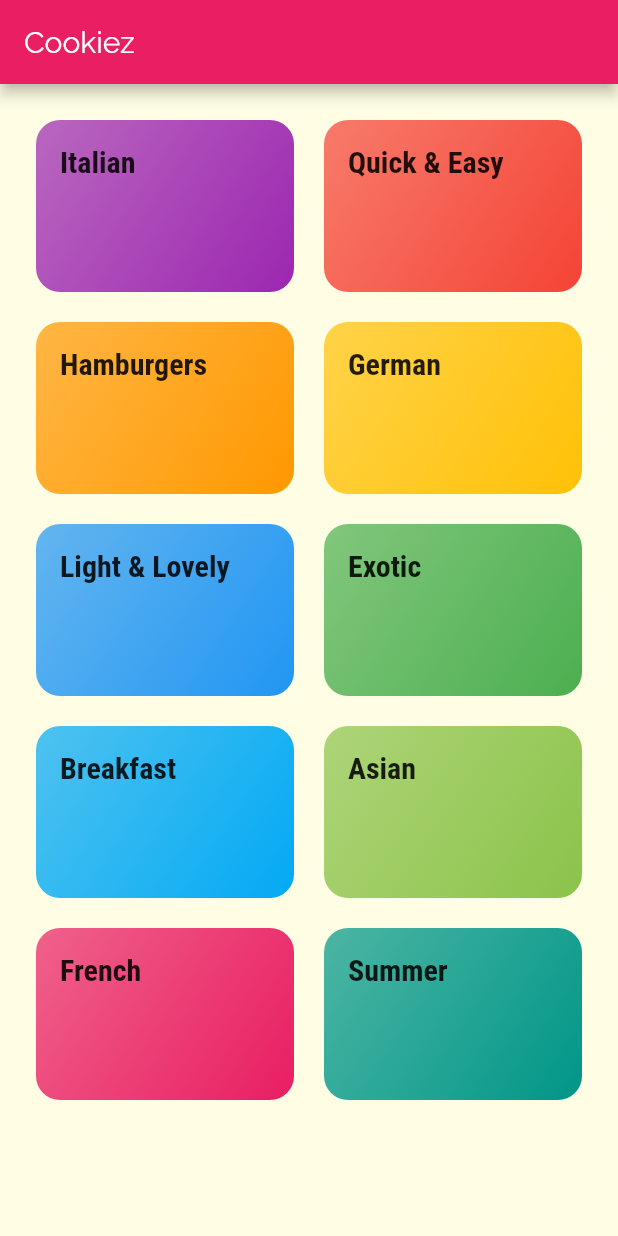
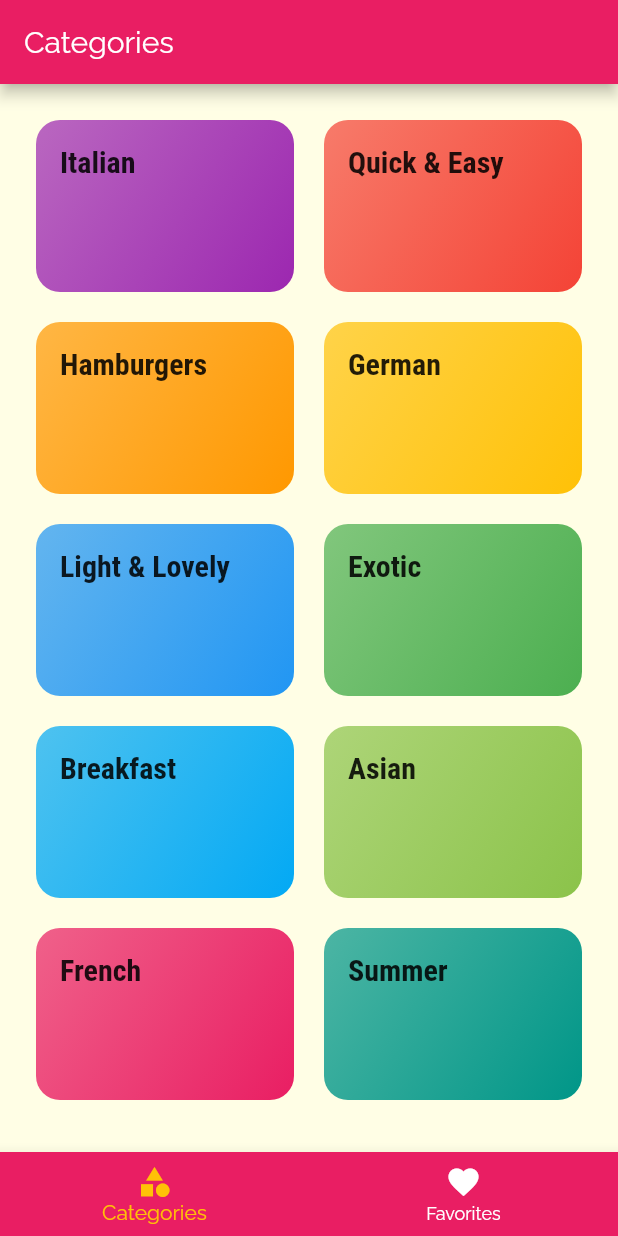
Before and after one commit to htqtung/flutter_cooking_recipe, a Flutter app: the screen it shows after launch, on a phone screen of 412 x 824 dp. Run offline on Flutter 3.47's test engine with Material 2 defaults, Android fonts, the phone set to English and light mode, and no system bars.

```diff
--- a/lib/main.dart
+++ b/lib/main.dart
@@ -1,8 +1,8 @@
 import 'package:flutter/material.dart';
 
+import './screens/tabs_screen.dart';
 import './screens/meal_detail.dart';
 import './screens/category_meals.dart';
-import './screens/categories.dart';
 
 void main() {
   runApp(MyApp());
@@ -36,7 +36,7 @@ class MyApp extends StatelessWidget {
       // home: CategoriesScreen(),
       initialRoute: '/',
       routes: {
-        '/': (ctx) => CategoriesScreen(),
+        '/': (ctx) => TabsScreen(),
         CategoryMealsScreen.routeName: (ctx) => CategoryMealsScreen(),
         MealDetailScreen.routeName: (ctx) => MealDetailScreen(),
       },
--- a/lib/screens/categories.dart
+++ b/lib/screens/categories.dart
@@ -6,11 +6,7 @@ import '../widgets/category_item.dart';
 class CategoriesScreen extends StatelessWidget {
   @override
   Widget build(BuildContext context) {
-    return Scaffold(
-      appBar: AppBar(
-        title: const Text('Cookiez'),
-      ),
-      body: GridView(
+    return GridView(
       padding: const EdgeInsets.all(24),
       children: DUMMY_CATEGORIES
           .map(
@@ -26,7 +22,6 @@ class CategoriesScreen extends StatelessWidget {
           childAspectRatio: 3 / 2,
           crossAxisSpacing: 20,
           mainAxisSpacing: 20),
-      ),
     );
   }
 }
--- /dev/null
+++ b/lib/screens/favorites.dart
@@ -0,0 +1,10 @@
+import 'package:flutter/material.dart';
+
+class FavoritesScreen extends StatelessWidget {
+  @override
+  Widget build(BuildContext context) {
+    return Container(
+      child: Text('Favorite')
+    );
+  }
+}
--- /dev/null
+++ b/lib/screens/tabs_screen.dart
@@ -0,0 +1,55 @@
+import 'package:flutter/material.dart';
+
+import './favorites.dart';
+import './categories.dart';
+
+class TabsScreen extends StatefulWidget {
+  @override
+  _TabsScreenState createState() => _TabsScreenState();
+}
+
+class _TabsScreenState extends State<TabsScreen> {
+  final List<Map<String, dynamic>> _screens = [
+    {'screen': CategoriesScreen(), 'title': 'Categories'},
+    {'screen': FavoritesScreen(), 'title': 'Favorites'},
+  ];
+  int _selectedTabIndex = 0;
+
+  void _selectPage(int index) {
+    setState(() {
+      _selectedTabIndex = index;
+    });
+  }
+
+  @override
+  Widget build(BuildContext context) {
+    return Scaffold(
+      appBar: AppBar(
+        title: Text(_screens[_selectedTabIndex]['title']),
+      ),
+      body: _screens[_selectedTabIndex]['screen'],
+      bottomNavigationBar: BottomNavigationBar(
+        onTap: _selectPage,
+        backgroundColor: Theme.of(context).primaryColor,
+        selectedItemColor: Theme.of(context).accentColor,
+        unselectedItemColor: Colors.white,
+        currentIndex: _selectedTabIndex,
+        // selectedFontSize: 13,
+        // unselectedFontSize: 13,
+        // type: BottomNavigationBarType.shifting,
+        items: [
+          BottomNavigationBarItem(
+            // backgroundColor: Theme.of(context).primaryColor,
+            icon: Icon(Icons.category),
+            title: Text('Categories'),
+          ),
+          BottomNavigationBarItem(
+            // backgroundColor: Theme.of(context).primaryColor,
+            icon: Icon(Icons.favorite),
+            title: Text('Favorites'),
+          )
+        ],
+      ),
+    );
+  }
+}
```
Lines whose indentation alone changed are shown as unchanged.
